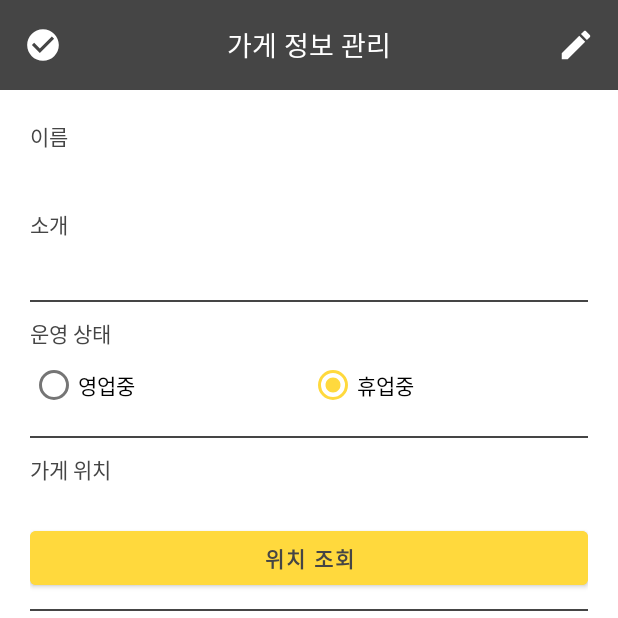
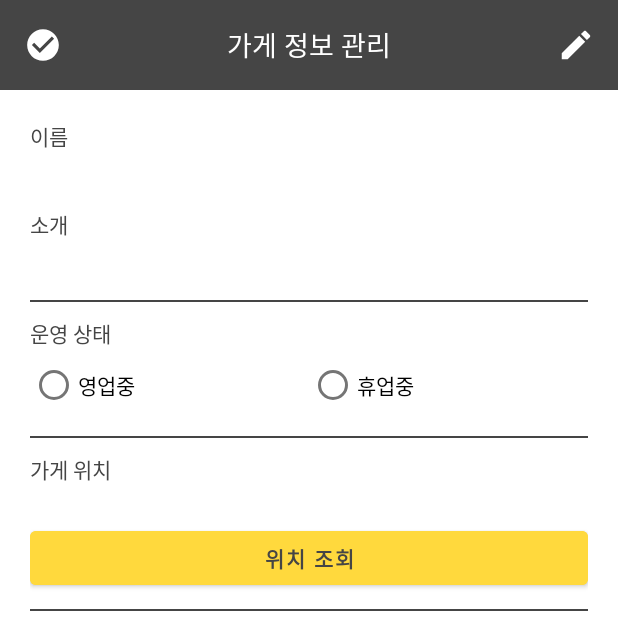
Before and after one commit to DodoKim0425/FoodFinder, an Android app: the ManageTruckItemActivity screen opened directly, with no data from a screen before it, on a phone screen of 412 x 824 dp, the top half of it. Run offline under Robolectric (Android 15) with nearby library versions, the phone set to English and light mode, and no system bars; our stand-ins replace Dagger/Hilt's generated code, RxJava, data binding.

Commit message:
feat : 사용자 가게 정보 조회시 영업상태 표시
-영업상태 표시하는 라디오 버튼에 체크 상태를 설정하기 위한 BindingAdapters 추가
-activity_manage_truck_item.xml에서 영업상태 표시하는 라디오 버튼 수정
-ManageTruckItemActivity에서 최초 binding.truck 초기화 부분 추가

```diff
--- a/android/app/src/main/java/com/ssafy/foodfind/ui/managetruck/ManageTruckItemActivity.kt
+++ b/android/app/src/main/java/com/ssafy/foodfind/ui/managetruck/ManageTruckItemActivity.kt
@@ -7,6 +7,7 @@ import android.util.Log
 import androidx.activity.viewModels
 import com.ssafy.foodfind.R
 import com.ssafy.foodfind.SharedPrefs
+import com.ssafy.foodfind.data.entity.Truck
 import com.ssafy.foodfind.databinding.ActivityCustomerOrderListBinding
 import com.ssafy.foodfind.databinding.ActivityLoginBinding
 import com.ssafy.foodfind.databinding.ActivityManageTruckItemBinding
@@ -33,6 +34,7 @@ class ManageTruckItemActivity :
     }
 
     private fun initTruck() {
+        binding.truck = Truck()
         if (SharedPrefs.getUserInfo() != null) {
             val userId = SharedPrefs.getUserInfo()!!.userId
             viewModel.getMyTruckInfo(userId)
--- /dev/null
+++ b/android/app/src/main/java/com/ssafy/foodfind/util/BindingAdapters.kt
@@ -0,0 +1,26 @@
+package com.ssafy.foodfind.util
+
+import android.util.Log
+import android.widget.RadioButton
+import androidx.databinding.BindingAdapter
+
+private const val TAG = "BindingAdapters_싸피"
+
+@BindingAdapter("checkTruckOpen")
+fun checkTruckOpen(view:RadioButton, truckStatus:String){
+	Log.d(TAG, "checkTruckOpen: ${truckStatus}")
+	if(truckStatus=="OPEN"){
+		view.isChecked=true
+	}else{
+		view.isChecked=false
+	}
+}
+
+@BindingAdapter("checkTruckClosed")
+fun checkTruckClosed(view:RadioButton, truckStatus:String){
+	if(truckStatus=="CLOSED"){
+		view.isChecked=true
+	}else{
+		view.isChecked=false
+	}
+}
--- a/android/app/src/main/res/layout/activity_manage_truck_item.xml
+++ b/android/app/src/main/res/layout/activity_manage_truck_item.xml
@@ -127,6 +127,7 @@
                                     android:layout_width="wrap_content"
                                     android:layout_height="wrap_content"
                                     android:layout_weight="1"
+                                    app:checkTruckOpen="@{truck.currentStatus}"
                                     android:text="@string/truck_open" />
 
                                 <RadioButton
@@ -134,7 +135,7 @@
                                     android:layout_width="wrap_content"
                                     android:layout_height="wrap_content"
                                     android:layout_weight="1"
-                                    android:checked="true"
+                                    app:checkTruckClosed="@{truck.currentStatus}"
                                     android:text="@string/truck_close" />
                             </RadioGroup>
                         </LinearLayout>
```
